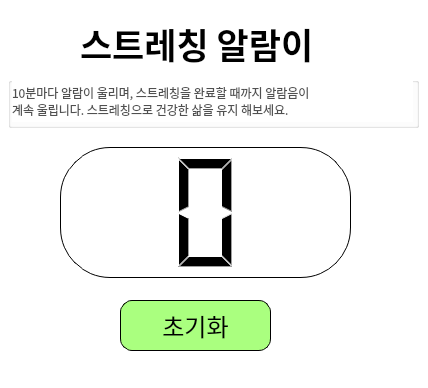
Old version of the form Contest_jeh.ui in the repository JangEunhee0317/Contest_jeh.
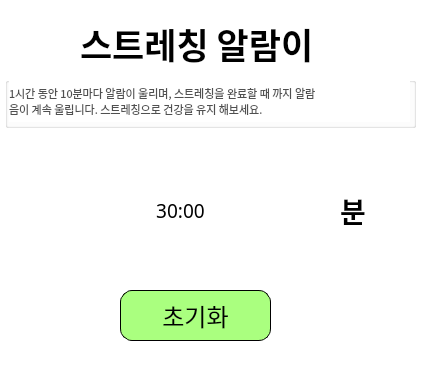
New version of the form. The open tabs and pages were chosen to show the change. Icons and pictures are not drawn.

Patch:
```diff
--- a/Contest_jeh.ui
+++ b/Contest_jeh.ui
@@ -70,7 +70,7 @@
     <property name="geometry">
      <rect>
       <x>110</x>
-      <y>290</y>
+      <y>280</y>
       <width>191</width>
       <height>71</height>
      </rect>
@@ -173,8 +173,8 @@
       </property>
       <property name="iconSize">
        <size>
-        <width>30</width>
-        <height>30</height>
+        <width>40</width>
+        <height>40</height>
        </size>
       </property>
       <property name="autoRepeatDelay">
@@ -186,7 +186,7 @@
    <widget class="QGroupBox" name="groupBox">
     <property name="geometry">
      <rect>
-      <x>8</x>
+      <x>5</x>
       <y>77</y>
       <width>411</width>
       <height>51</height>
@@ -210,7 +210,7 @@
      <property name="font">
       <font>
        <family>맑은 고딕 Semilight</family>
-       <pointsize>9</pointsize>
+       <pointsize>8</pointsize>
        <weight>50</weight>
        <bold>false</bold>
       </font>
@@ -220,65 +220,60 @@
 color: rgb(80, 80, 80);</string>
      </property>
      <property name="text">
-      <string>10분마다 알람이 울리며, 스트레칭을 완료할 때까지 알람음이
-계속 울립니다. 스트레칭으로 건강한 삶을 유지 해보세요.</string>
+      <string>1시간 동안 10분마다 알람이 울리며, 스트레칭을 완료할 때 까지 알람
+음이 계속 울립니다. 스트레칭으로 건강을 유지 해보세요.</string>
      </property>
     </widget>
    </widget>
-   <widget class="QLCDNumber" name="lcdNumber">
+   <widget class="QLabel" name="timerLabel">
     <property name="geometry">
      <rect>
-      <x>60</x>
-      <y>147</y>
-      <width>291</width>
-      <height>131</height>
+      <x>40</x>
+      <y>180</y>
+      <width>281</width>
+      <height>61</height>
      </rect>
     </property>
     <property name="font">
      <font>
       <family>한국기계연구원_Light</family>
-      <pointsize>12</pointsize>
-      <weight>3</weight>
-      <italic>false</italic>
+      <pointsize>14</pointsize>
+      <weight>50</weight>
       <bold>false</bold>
      </font>
     </property>
-    <property name="layoutDirection">
-     <enum>Qt::LeftToRight</enum>
-    </property>
     <property name="styleSheet">
-     <string notr="true">
-QLCDNumber
-{
-border: 1px solid black;
-border-radius: 50px;
-	background-color: rgb(255, 255, 255, 150);
-	font: 25 12pt &quot;한국기계연구원_Light&quot;;
-}</string>
+     <string notr="true">color: rgb(0, 0, 0);</string>
     </property>
-    <property name="frameShape">
-     <enum>QFrame::NoFrame</enum>
+    <property name="text">
+     <string>30:00</string>
     </property>
-    <property name="frameShadow">
-     <enum>QFrame::Plain</enum>
+    <property name="alignment">
+     <set>Qt::AlignCenter</set>
     </property>
-    <property name="smallDecimalPoint">
-     <bool>false</bool>
+   </widget>
+   <widget class="QLabel" name="label_4">
+    <property name="geometry">
+     <rect>
+      <x>340</x>
+      <y>180</y>
+      <width>41</width>
+      <height>61</height>
+     </rect>
     </property>
-    <property name="digitCount">
-     <number>1</number>
+    <property name="font">
+     <font>
+      <family>한국기계연구원_Light</family>
+      <pointsize>21</pointsize>
+      <weight>75</weight>
+      <bold>true</bold>
+     </font>
     </property>
-    <property name="mode">
-     <enum>QLCDNumber::Dec</enum>
+    <property name="styleSheet">
+     <string notr="true">color: rgb(0, 0, 0);</string>
     </property>
-    <property name="segmentStyle">
-     <enum>QLCDNumber::Filled</enum>
-    </property>
-    <property name="value" stdset="0">
-     <double>0.000000000000000</double>
-    </property>
-    <property name="intValue" stdset="0">
-     <number>0</number>
+    <property name="text">
+     <string>분</string>
     </property>
    </widget>
   </widget>
```
Left out of the diff: 5 changed lines with no effect on the pictures.
